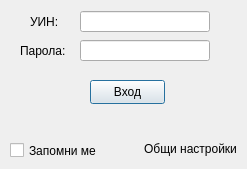
Above: src/View/Widgets/LoginView.ui from thefinalcutbg/DinoDent before the change. Below: the same form after it.
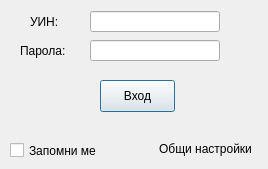
That is the form after the change.

```diff
--- a/src/View/Widgets/LoginView.ui
+++ b/src/View/Widgets/LoginView.ui
@@ -6,7 +6,7 @@
    <rect>
     <x>0</x>
     <y>0</y>
-    <width>247</width>
+    <width>268</width>
     <height>169</height>
    </rect>
   </property>
@@ -18,14 +18,14 @@
   </property>
   <property name="minimumSize">
    <size>
-    <width>0</width>
-    <height>0</height>
+    <width>268</width>
+    <height>169</height>
    </size>
   </property>
   <property name="maximumSize">
    <size>
-    <width>9999</width>
-    <height>9999</height>
+    <width>268</width>
+    <height>169</height>
    </size>
   </property>
   <property name="windowTitle">
@@ -34,7 +34,7 @@
   <widget class="QLineEdit" name="userEdit">
    <property name="geometry">
     <rect>
-     <x>80</x>
+     <x>90</x>
      <y>11</y>
      <width>130</width>
      <height>21</height>
@@ -50,7 +50,7 @@
   <widget class="QLineEdit" name="passEdit">
    <property name="geometry">
     <rect>
-     <x>80</x>
+     <x>90</x>
      <y>40</y>
      <width>130</width>
      <height>21</height>
@@ -89,10 +89,10 @@
   <widget class="QPushButton" name="okButton">
    <property name="geometry">
     <rect>
-     <x>90</x>
+     <x>100</x>
      <y>80</y>
      <width>75</width>
-     <height>24</height>
+     <height>32</height>
     </rect>
    </property>
    <property name="text">
@@ -104,7 +104,7 @@
     <rect>
      <x>140</x>
      <y>133</y>
-     <width>101</width>
+     <width>131</width>
      <height>31</height>
     </rect>
    </property>
@@ -120,7 +120,7 @@
     <rect>
      <x>10</x>
      <y>140</y>
-     <width>101</width>
+     <width>111</width>
      <height>21</height>
     </rect>
    </property>
```
